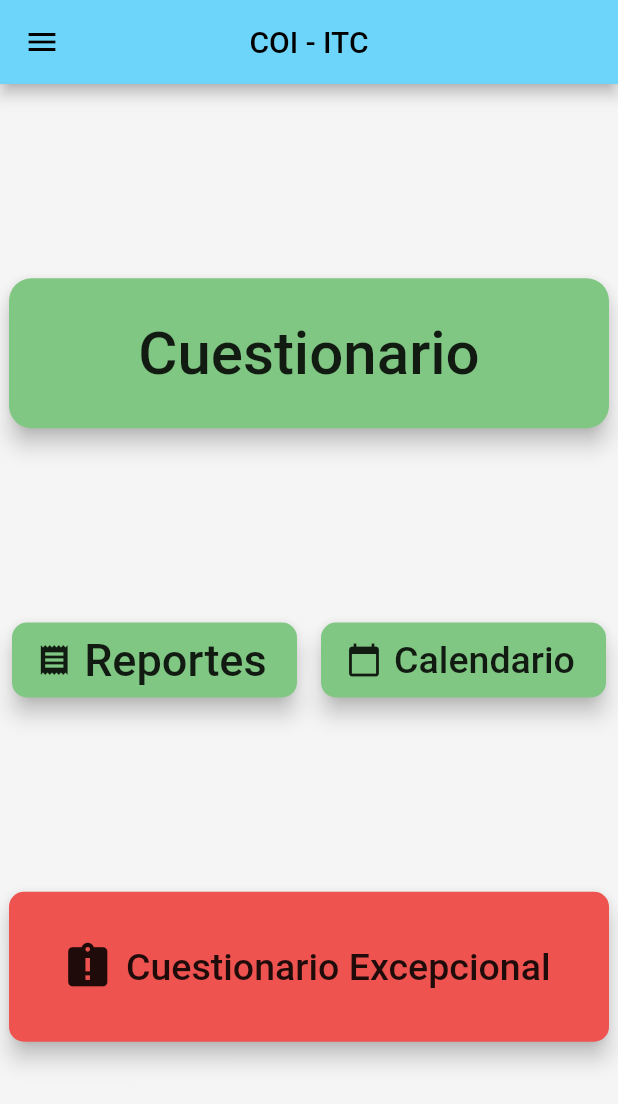
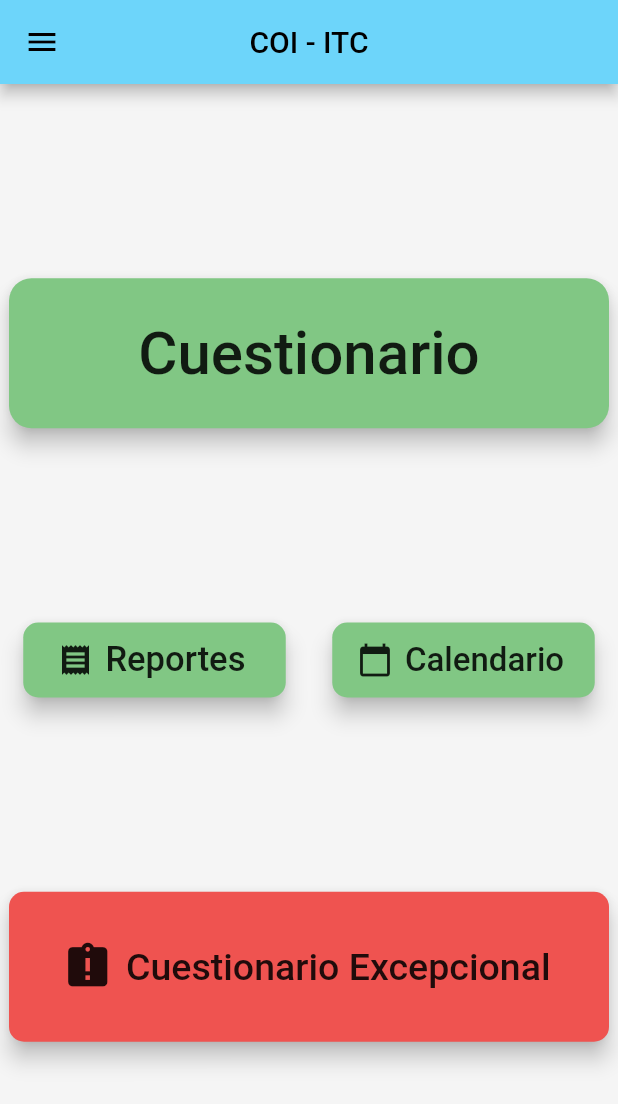
Before and after one commit to AppCOI-ITC/App, a Flutter app: the screen it shows once a user with an empty profile is signed in, on a phone screen of 412 x 824 dp. Shown: the top 1104 px of the screen. Run offline on Flutter 3.47's test engine with Material 2 defaults, Android fonts, the phone set to English and light mode, and no system bars; our stand-ins replace cloud_firestore, firebase_auth, firebase_core, flutter_spinkit; accounts and stored records are empty.

```diff
--- a/lib/screens/home/home.dart
+++ b/lib/screens/home/home.dart
@@ -86,13 +86,13 @@ class Home extends StatelessWidget {
                 //=====BOTON->Reportes===============
                 SizedBox(
                   height: 50.0,
-                  width: 190.0,
+                  width: 175.0,
                   child: RaisedButton.icon(
                     icon: Icon(Icons.receipt),
                     elevation: 6.0,
                     shape: RoundedRectangleBorder(borderRadius: BorderRadius.circular(10.0)),
                     color: Colors.green[300],
-                    label: Text('Reportes', style: TextStyle(fontSize: 30.0)),
+                    label: Text('Reportes', style: TextStyle(fontSize: 23.0)),
                     onPressed: () {
                      print('en proceso');
                       proceso(context);
@@ -102,12 +102,12 @@ class Home extends StatelessWidget {
                 //=====BOTON->Calendario=============
                 SizedBox(
                   height: 50.0,
-                  width: 190.0,
+                  width: 175.0,
                   child: RaisedButton.icon(
                     icon: Icon(Icons.calendar_today),
                     elevation: 6.0,
                     shape: RoundedRectangleBorder(borderRadius: BorderRadius.circular(10.0)),
-                    label: Text('Calendario', style: TextStyle(fontSize: 25.0)),
+                    label: Text('Calendario', style: TextStyle(fontSize: 22.0)),
                     color: Colors.green[300],
                     onPressed: () {
                      print('en proceso');
--- a/pubspec.yaml
+++ b/pubspec.yaml
@@ -30,6 +30,12 @@ dependencies:
   firebase_core : ^0.5.0
   provider: ^4.3.2+2
   flutter_spinkit: "^4.1.2"
+  flutter_launcher_icons: ^0.8.1
+
+flutter_icons:
+  android: "launcher_icon"
+  ios: true
+  image_path: "assets/logo.png"
 
 dev_dependencies:
   flutter_test:
```
Also changed, not shown: assets/logo.png (added), pubspec.lock, 24 other files.
